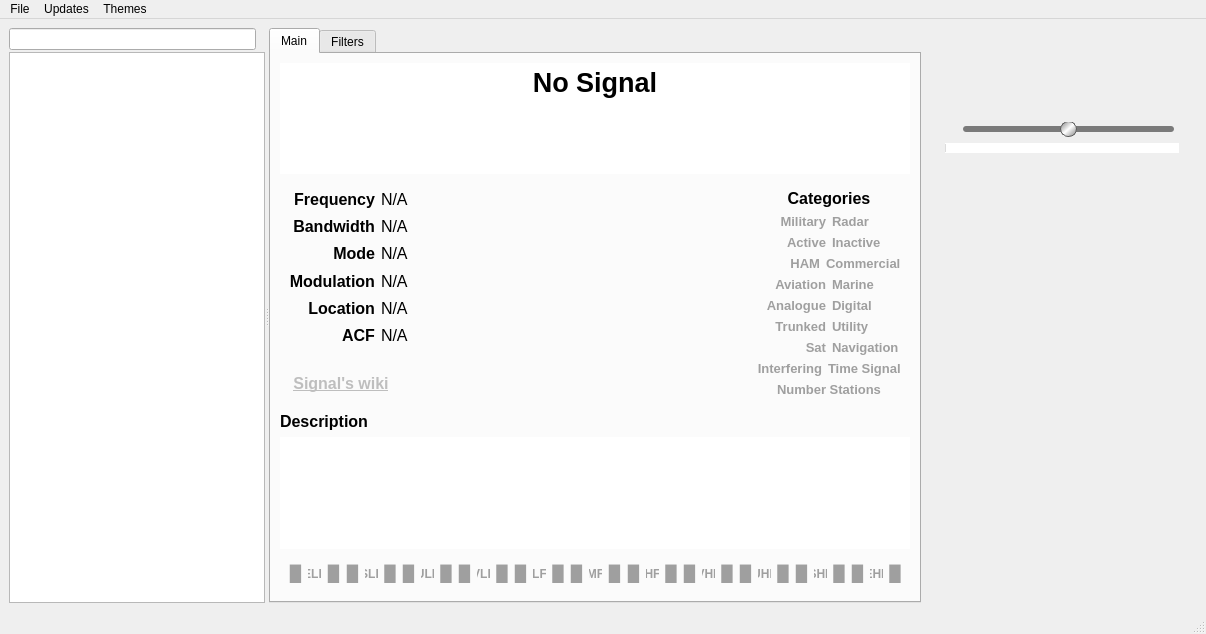
Before: the Qt Designer form main_window.ui in vbrizgamnk/Artemis, drawn with Qt 5.
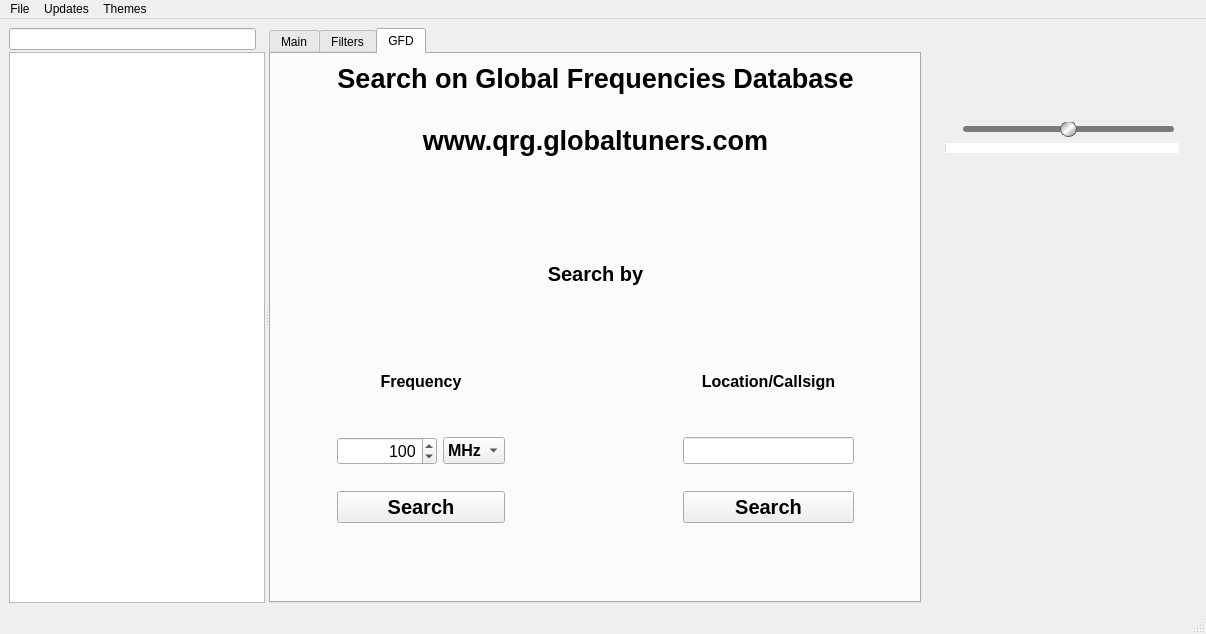
After: the same form once the commit is applied. The open tabs and pages were chosen to show the change. Icons and pictures are not drawn. Custom widgets are drawn as their Qt base class.

Diff of the .ui file:
```diff
--- a/main_window.ui
+++ b/main_window.ui
@@ -174,7 +174,7 @@
         <enum>QTabWidget::Rounded</enum>
        </property>
        <property name="currentIndex">
-        <number>0</number>
+        <number>2</number>
        </property>
        <property name="movable">
         <bool>true</bool>
@@ -4194,6 +4194,400 @@
          </item>
         </layout>
        </widget>
+       <widget class="QWidget" name="gfd_tab">
+        <attribute name="title">
+         <string>GFD</string>
+        </attribute>
+        <layout class="QGridLayout" name="gridLayout_19">
+         <item row="0" column="1" colspan="2">
+          <layout class="QVBoxLayout" name="verticalLayout_5">
+           <item>
+            <widget class="QLabel" name="gfd_title_lbl">
+             <property name="font">
+              <font>
+               <pointsize>20</pointsize>
+               <weight>75</weight>
+               <bold>true</bold>
+              </font>
+             </property>
+             <property name="text">
+              <string>Search on Global Frequencies Database
+
+www.qrg.globaltuners.com</string>
+             </property>
+             <property name="alignment">
+              <set>Qt::AlignCenter</set>
+             </property>
+            </widget>
+           </item>
+           <item>
+            <spacer name="verticalSpacer">
+             <property name="orientation">
+              <enum>Qt::Vertical</enum>
+             </property>
+             <property name="sizeType">
+              <enum>QSizePolicy::Minimum</enum>
+             </property>
+             <property name="sizeHint" stdset="0">
+              <size>
+               <width>20</width>
+               <height>100</height>
+              </size>
+             </property>
+            </spacer>
+           </item>
+           <item>
+            <widget class="QLabel" name="label_10">
+             <property name="font">
+              <font>
+               <pointsize>15</pointsize>
+               <weight>75</weight>
+               <bold>true</bold>
+              </font>
+             </property>
+             <property name="text">
+              <string>Search by</string>
+             </property>
+             <property name="alignment">
+              <set>Qt::AlignCenter</set>
+             </property>
+            </widget>
+           </item>
+          </layout>
+         </item>
+         <item row="1" column="2">
+          <spacer name="verticalSpacer_4">
+           <property name="orientation">
+            <enum>Qt::Vertical</enum>
+           </property>
+           <property name="sizeType">
+            <enum>QSizePolicy::Minimum</enum>
+           </property>
+           <property name="sizeHint" stdset="0">
+            <size>
+             <width>20</width>
+             <height>80</height>
+            </size>
+           </property>
+          </spacer>
+         </item>
+         <item row="2" column="0">
+          <spacer name="horizontalSpacer_17">
+           <property name="orientation">
+            <enum>Qt::Horizontal</enum>
+           </property>
+           <property name="sizeHint" stdset="0">
+            <size>
+             <width>37</width>
+             <height>20</height>
+            </size>
+           </property>
+          </spacer>
+         </item>
+         <item row="2" column="1" colspan="2">
+          <layout class="QHBoxLayout" name="horizontalLayout_27">
+           <item>
+            <layout class="QVBoxLayout" name="verticalLayout_6">
+             <item>
+              <widget class="QLabel" name="label_17">
+               <property name="font">
+                <font>
+                 <pointsize>12</pointsize>
+                 <weight>75</weight>
+                 <bold>true</bold>
+                </font>
+               </property>
+               <property name="text">
+                <string>Frequency</string>
+               </property>
+               <property name="alignment">
+                <set>Qt::AlignCenter</set>
+               </property>
+              </widget>
+             </item>
+             <item>
+              <spacer name="verticalSpacer_6">
+               <property name="orientation">
+                <enum>Qt::Vertical</enum>
+               </property>
+               <property name="sizeType">
+                <enum>QSizePolicy::Minimum</enum>
+               </property>
+               <property name="sizeHint" stdset="0">
+                <size>
+                 <width>20</width>
+                 <height>40</height>
+                </size>
+               </property>
+              </spacer>
+             </item>
+             <item>
+              <layout class="QHBoxLayout" name="horizontalLayout_26">
+               <item>
+                <widget class="QSpinBox" name="freq_gfd">
+                 <property name="enabled">
+                  <bool>true</bool>
+                 </property>
+                 <property name="sizePolicy">
+                  <sizepolicy hsizetype="Fixed" vsizetype="Fixed">
+                   <horstretch>0</horstretch>
+                   <verstretch>0</verstretch>
+                  </sizepolicy>
+                 </property>
+                 <property name="minimumSize">
+                  <size>
+                   <width>100</width>
+                   <height>0</height>
+                  </size>
+                 </property>
+                 <property name="maximumSize">
+                  <size>
+                   <width>100</width>
+                   <height>16777215</height>
+                  </size>
+                 </property>
+                 <property name="font">
+                  <font>
+                   <pointsize>12</pointsize>
+                  </font>
+                 </property>
+                 <property name="styleSheet">
+                  <string notr="true"/>
+                 </property>
+                 <property name="alignment">
+                  <set>Qt::AlignRight|Qt::AlignTrailing|Qt::AlignVCenter</set>
+                 </property>
+                 <property name="minimum">
+                  <number>1</number>
+                 </property>
+                 <property name="maximum">
+                  <number>100000000</number>
+                 </property>
+                 <property name="value">
+                  <number>100</number>
+                 </property>
+                </widget>
+               </item>
+               <item>
+                <widget class="QComboBox" name="unit_freq_gfd">
+                 <property name="enabled">
+                  <bool>true</bool>
+                 </property>
+                 <property name="sizePolicy">
+                  <sizepolicy hsizetype="Preferred" vsizetype="Fixed">
+                   <horstretch>0</horstretch>
+                   <verstretch>0</verstretch>
+                  </sizepolicy>
+                 </property>
+                 <property name="minimumSize">
+                  <size>
+                   <width>60</width>
+                   <height>0</height>
+                  </size>
+                 </property>
+                 <property name="maximumSize">
+                  <size>
+                   <width>16777215</width>
+                   <height>16777215</height>
+                  </size>
+                 </property>
+                 <property name="font">
+                  <font>
+                   <pointsize>12</pointsize>
+                   <weight>75</weight>
+                   <bold>true</bold>
+                  </font>
+                 </property>
+                 <property name="styleSheet">
+                  <string notr="true"/>
+                 </property>
+                 <property name="currentText">
+                  <string>MHz</string>
+                 </property>
+                 <property name="maxCount">
+                  <number>4</number>
+                 </property>
+                 <property name="duplicatesEnabled">
+                  <bool>false</bool>
+                 </property>
+                 <property name="modelColumn">
+                  <number>0</number>
+                 </property>
+                 <item>
+                  <property name="text">
+                   <string>MHz</string>
+                  </property>
+                 </item>
+                 <item>
+                  <property name="text">
+                   <string>Hz</string>
+                  </property>
+                 </item>
+                 <item>
+                  <property name="text">
+                   <string>kHz</string>
+                  </property>
+                 </item>
+                 <item>
+                  <property name="text">
+                   <string>GHz</string>
+                  </property>
+                 </item>
+                </widget>
+               </item>
+              </layout>
+             </item>
+             <item>
+              <spacer name="verticalSpacer_2">
+               <property name="orientation">
+                <enum>Qt::Vertical</enum>
+               </property>
+               <property name="sizeType">
+                <enum>QSizePolicy::MinimumExpanding</enum>
+               </property>
+               <property name="sizeHint" stdset="0">
+                <size>
+                 <width>20</width>
+                 <height>20</height>
+                </size>
+               </property>
+              </spacer>
+             </item>
+             <item>
+              <widget class="QPushButton" name="freq_search_gfd_btn">
+               <property name="font">
+                <font>
+                 <pointsize>15</pointsize>
+                 <weight>75</weight>
+                 <bold>true</bold>
+                </font>
+               </property>
+               <property name="text">
+                <string>Search</string>
+               </property>
+              </widget>
+             </item>
+            </layout>
+           </item>
+           <item>
+            <spacer name="horizontalSpacer_16">
+             <property name="orientation">
+              <enum>Qt::Horizontal</enum>
+             </property>
+             <property name="sizeHint" stdset="0">
+              <size>
+               <width>40</width>
+               <height>20</height>
+              </size>
+             </property>
+            </spacer>
+           </item>
+           <item>
+            <layout class="QVBoxLayout" name="verticalLayout_7">
+             <item>
+              <widget class="QLabel" name="label_18">
+               <property name="font">
+                <font>
+                 <pointsize>12</pointsize>
+                 <weight>75</weight>
+                 <bold>true</bold>
+                </font>
+               </property>
+               <property name="text">
+                <string>Location/Callsign</string>
+               </property>
+               <property name="alignment">
+                <set>Qt::AlignCenter</set>
+               </property>
+              </widget>
+             </item>
+             <item>
+              <spacer name="verticalSpacer_7">
+               <property name="orientation">
+                <enum>Qt::Vertical</enum>
+               </property>
+               <property name="sizeType">
+                <enum>QSizePolicy::Minimum</enum>
+               </property>
+               <property name="sizeHint" stdset="0">
+                <size>
+                 <width>20</width>
+                 <height>40</height>
+                </size>
+               </property>
+              </spacer>
+             </item>
+             <item>
+              <widget class="QLineEdit" name="gfd_line_edit">
+               <property name="font">
+                <font>
+                 <pointsize>12</pointsize>
+                </font>
+               </property>
+              </widget>
+             </item>
+             <item>
+              <spacer name="verticalSpacer_3">
+               <property name="orientation">
+                <enum>Qt::Vertical</enum>
+               </property>
+               <property name="sizeType">
+                <enum>QSizePolicy::MinimumExpanding</enum>
+               </property>
+               <property name="sizeHint" stdset="0">
+                <size>
+                 <width>20</width>
+                 <height>20</height>
+                </size>
+               </property>
+              </spacer>
+             </item>
+             <item>
+              <widget class="QPushButton" name="location_search_gfd_btn">
+               <property name="font">
+                <font>
+                 <pointsize>15</pointsize>
+                 <weight>75</weight>
+                 <bold>true</bold>
+                </font>
+               </property>
+               <property name="text">
+                <string>Search</string>
+               </property>
+              </widget>
+             </item>
+            </layout>
+           </item>
+          </layout>
+         </item>
+         <item row="2" column="3">
+          <spacer name="horizontalSpacer_18">
+           <property name="orientation">
+            <enum>Qt::Horizontal</enum>
+           </property>
+           <property name="sizeHint" stdset="0">
+            <size>
+             <width>37</width>
+             <height>20</height>
+            </size>
+           </property>
+          </spacer>
+         </item>
+         <item row="3" column="1">
+          <spacer name="verticalSpacer_5">
+           <property name="orientation">
+            <enum>Qt::Vertical</enum>
+           </property>
+           <property name="sizeHint" stdset="0">
+            <size>
+             <width>20</width>
+             <height>34</height>
+            </size>
+           </property>
+          </spacer>
+         </item>
+        </layout>
+       </widget>
       </widget>
      </widget>
     </item>
```
Left out of the diff: 6 changed lines with no effect on the pictures.
